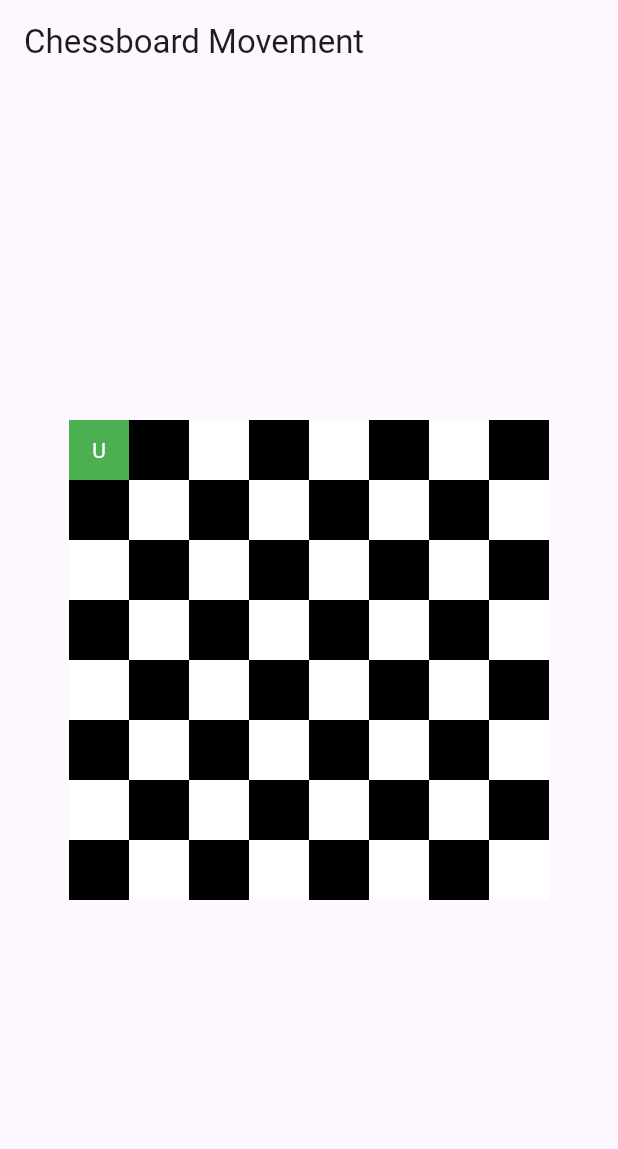
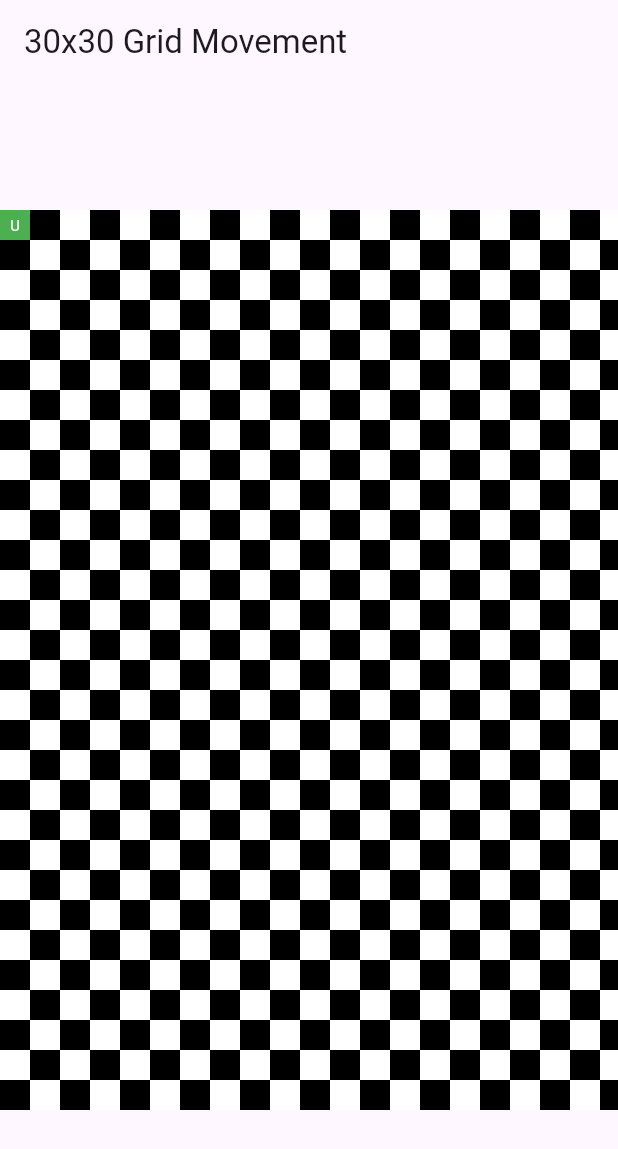
Before and after one commit to ichthyscode/boardgame, a Flutter app: the screen it shows after launch, on a phone screen of 412 x 824 dp. Shown: the top 1149 px of the screen. Run offline on Flutter 3.47's test engine with Material 3 defaults, Android fonts, the light colour scheme and no system bars.

Commit message:
bigger grid size

```diff
--- a/lib/main.dart
+++ b/lib/main.dart
@@ -22,7 +22,7 @@ class ChessBoardScreen extends StatefulWidget {
 }
 
 class ChessBoardScreenState extends State<ChessBoardScreen> {
-  static const int boardSize = 8;
+  static const int boardSize = 30; // Changed to 30x30
   int userRow = 0;
   int userCol = 0;
   final FocusNode _focusNode = FocusNode();
@@ -40,7 +40,10 @@ class ChessBoardScreenState extends State<ChessBoardScreen> {
   }
 
   Widget buildBoard() {
-    return Column(
+    return SingleChildScrollView(
+      child: SingleChildScrollView(
+        scrollDirection: Axis.horizontal,
+        child: Column(
           mainAxisAlignment: MainAxisAlignment.center,
           children: List.generate(boardSize, (row) {
             return Row(
@@ -50,13 +53,13 @@ class ChessBoardScreenState extends State<ChessBoardScreen> {
                 return GestureDetector(
                   onTap: () => handleTap(row, col),
                   child: Container(
-                width: 40,
-                height: 40,
+                    width: 20, // Reduced size to fit more cells
+                    height: 20, // Reduced size to fit more cells
                     color: isUserBlock ? Colors.green : (row + col) % 2 == 0 ? Colors.white : Colors.black,
                     child: Center(
                       child: Text(
                         isUserBlock ? 'U' : '',
-                    style: TextStyle(color: isUserBlock ? Colors.white : Colors.black),
+                        style: TextStyle(color: isUserBlock ? Colors.white : Colors.black, fontSize: 10),
                       ),
                     ),
                   ),
@@ -64,6 +67,8 @@ class ChessBoardScreenState extends State<ChessBoardScreen> {
               }),
             );
           }),
+        ),
+      ),
     );
   }
 
@@ -101,7 +106,7 @@ class ChessBoardScreenState extends State<ChessBoardScreen> {
   @override
   Widget build(BuildContext context) {
     return Scaffold(
-      appBar: AppBar(title: const Text('Chessboard Movement')),
+      appBar: AppBar(title: const Text('30x30 Grid Movement')),
       body: KeyboardListener(
         focusNode: _focusNode,
         onKeyEvent: (KeyEvent event) {
```
Lines whose indentation alone changed are shown as unchanged.
